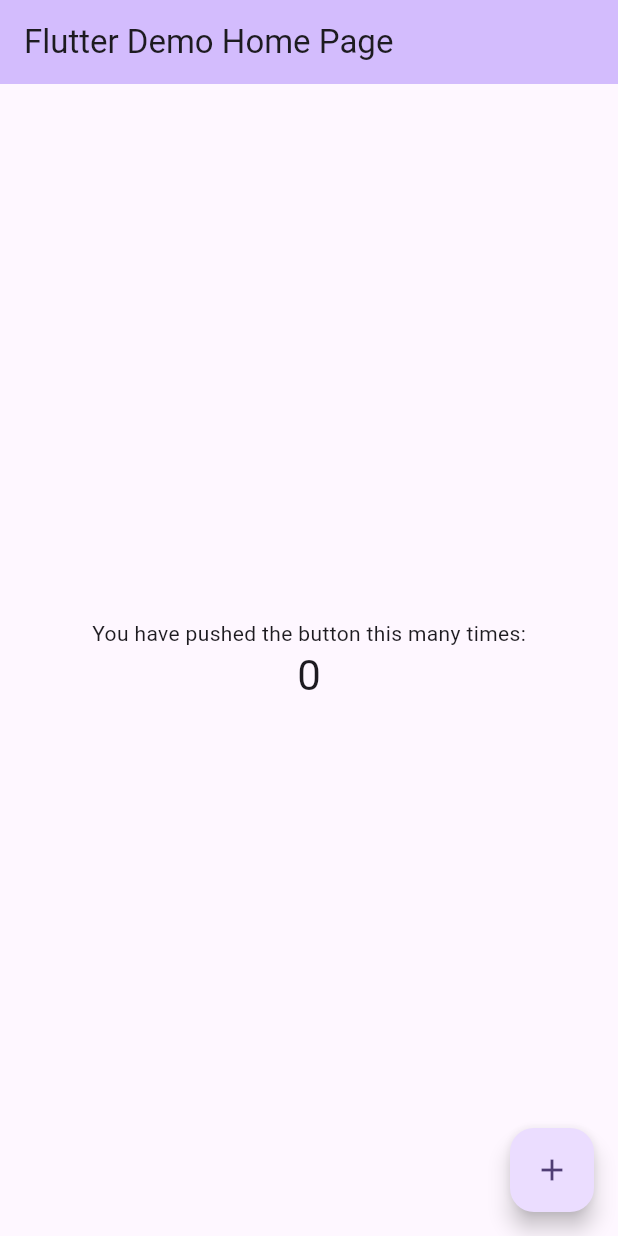
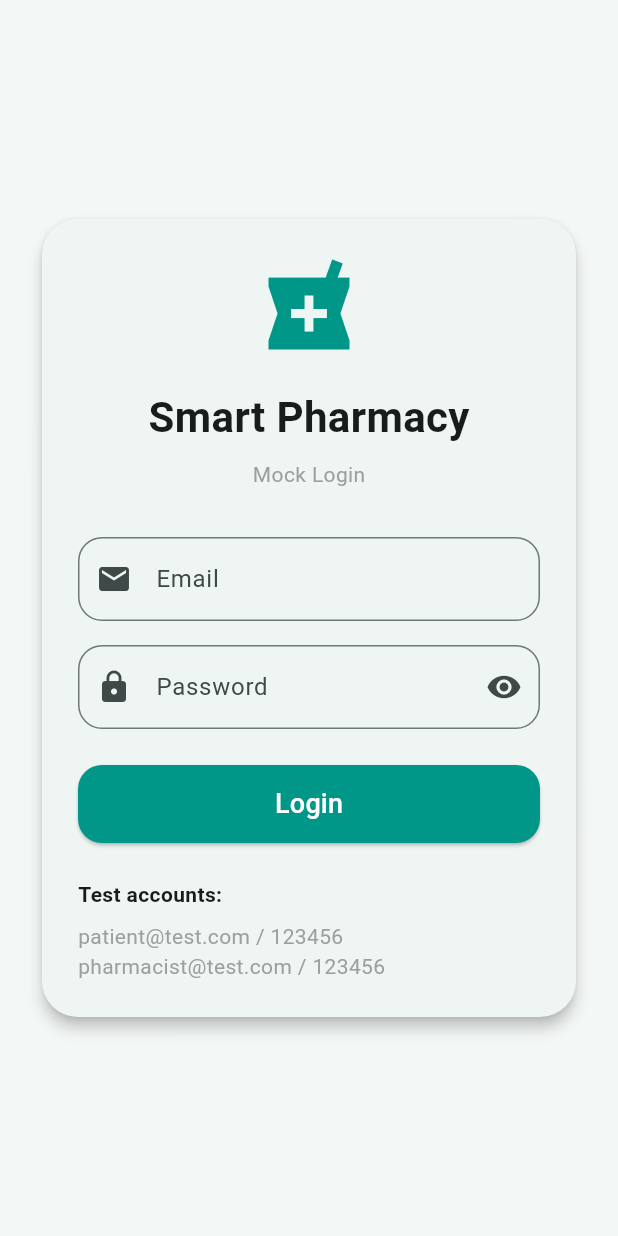
Before and after one commit to AboudEy96/bumduz-pharmacy, a Flutter app: the screen it shows after launch, on a phone screen of 412 x 824 dp. Run offline on Flutter 3.47's test engine with Material 3 defaults, Android fonts, the phone set to English and light mode, and no system bars; our stand-ins replace cloud_firestore; accounts and stored records are empty.

Commit message:
Add mock login UI for patient and pharmacist

```diff
--- /dev/null
+++ b/lib/data/mock_users.dart
@@ -0,0 +1,14 @@
+const List<Map<String, String>> mockUsers = [
+  {
+    'name': 'Majd Patient',
+    'email': 'patient@test.com',
+    'password': '123456',
+    'role': 'patient',
+  },
+  {
+    'name': 'Majd Pharmacist',
+    'email': 'pharmacist@test.com',
+    'password': '123456',
+    'role': 'pharmacist',
+  },
+];
--- a/lib/main.dart
+++ b/lib/main.dart
@@ -1,92 +1,23 @@
-import 'package:firebase_core/firebase_core.dart';
 import 'package:flutter/material.dart';
-import 'package:pharmacy/Service/UserService.dart';
-import 'package:pharmacy/firebase_options.dart';
-import 'package:pharmacy/models/User/User.dart';
-import 'package:pharmacy/models/User/UserBuilder.dart';
+import 'package:pharmacy/screens/login_screen.dart';
 
-void main() async{
-
-  WidgetsFlutterBinding.ensureInitialized();
-
-  await Firebase.initializeApp(options:
-  DefaultFirebaseOptions.currentPlatform);
-
-
-  testUsers();
-
-
-runApp(const MyApp());
-
-}
-Future<void> testUsers() async
-{
-  // how to create user
-  User us1 = new UserBuilder().setId(1).setName("Abdulkadir").setRole("pharmacist").build();
-  User us2 = new UserBuilder().setId(2).setName("Mohammed").setRole("patient").build();
-  User us3 = new UserBuilder().setId(3).setName("Moaz").setRole("rpharmacist").build();
-
-  await UserService().addUser(us1);
+void main() {
+  runApp(const PharmacyApp());
 }
 
-class MyApp extends StatelessWidget {
-  const MyApp({super.key});
+class PharmacyApp extends StatelessWidget {
+  const PharmacyApp({super.key});
 
   @override
   Widget build(BuildContext context) {
     return MaterialApp(
-      title: 'Flutter Demo',
+      title: 'Smart Pharmacy',
+      debugShowCheckedModeBanner: false,
       theme: ThemeData(
-        colorScheme: .fromSeed(seedColor: Colors.deepPurple),
+        colorScheme: ColorScheme.fromSeed(seedColor: Colors.teal),
+        useMaterial3: true,
       ),
-      home: const MyHomePage(title: 'Flutter Demo Home Page'),
+      home: const LoginScreen(),
     );
   }
 }
-
-class MyHomePage extends StatefulWidget {
-  const MyHomePage({super.key, required this.title});
-
-  final String title;
-
-  @override
-  State<MyHomePage> createState() => _MyHomePageState();
-}
-
-class _MyHomePageState extends State<MyHomePage> {
-  int _counter = 0;
-
-  void _incrementCounter() {
-    setState(() {
-      _counter++;
-    });
-  }
-
-  @override
-  Widget build(BuildContext context) {
-
-    return Scaffold(
-      appBar: AppBar(
-        backgroundColor: Theme.of(context).colorScheme.inversePrimary,
-        title: Text(widget.title),
-      ),
-      body: Center(
-        child: Column(
-          mainAxisAlignment: .center,
-          children: [
-            const Text('You have pushed the button this many times:'),
-            Text(
-              '$_counter',
-              style: Theme.of(context).textTheme.headlineMedium,
-            ),
-          ],
-        ),
-      ),
-      floatingActionButton: FloatingActionButton(
-        onPressed: _incrementCounter,
-        tooltip: 'Increment',
-        child: const Icon(Icons.add),
-      ),
-    );
-  }
-}
--- /dev/null
+++ b/lib/screens/login_screen.dart
@@ -0,0 +1,194 @@
+import 'package:flutter/material.dart';
+import 'package:pharmacy/data/mock_users.dart';
+import 'package:pharmacy/screens/patient_home_screen.dart';
+import 'package:pharmacy/screens/pharmacist_home_screen.dart';
+
+class LoginScreen extends StatefulWidget {
+  const LoginScreen({super.key});
+
+  @override
+  State<LoginScreen> createState() => _LoginScreenState();
+}
+
+class _LoginScreenState extends State<LoginScreen> {
+  final TextEditingController emailController = TextEditingController();
+  final TextEditingController passwordController = TextEditingController();
+
+  bool isPasswordVisible = false;
+
+  void login() {
+    final String email = emailController.text.trim();
+    final String password = passwordController.text.trim();
+
+    if (email.isEmpty || password.isEmpty) {
+      showMessage('Please enter email and password');
+      return;
+    }
+
+    final user = mockUsers.where((user) {
+      return user['email'] == email && user['password'] == password;
+    }).toList();
+
+    if (user.isEmpty) {
+      showMessage('Invalid email or password');
+      return;
+    }
+
+    final loggedUser = user.first;
+    final String name = loggedUser['name'] ?? '';
+    final String role = loggedUser['role'] ?? '';
+
+    if (role == 'pharmacist') {
+      Navigator.pushReplacement(
+        context,
+        MaterialPageRoute(
+          builder: (_) => PharmacistHomeScreen(userName: name),
+        ),
+      );
+    } else {
+      Navigator.pushReplacement(
+        context,
+        MaterialPageRoute(
+          builder: (_) => PatientHomeScreen(userName: name),
+        ),
+      );
+    }
+  }
+
+  void showMessage(String message) {
+    ScaffoldMessenger.of(context).showSnackBar(
+      SnackBar(content: Text(message)),
+    );
+  }
+
+  @override
+  void dispose() {
+    emailController.dispose();
+    passwordController.dispose();
+    super.dispose();
+  }
+
+  @override
+  Widget build(BuildContext context) {
+    return Scaffold(
+      backgroundColor: const Color(0xFFF3F7F6),
+      body: SafeArea(
+        child: Center(
+          child: SingleChildScrollView(
+            padding: const EdgeInsets.all(24),
+            child: Card(
+              elevation: 4,
+              shape: RoundedRectangleBorder(
+                borderRadius: BorderRadius.circular(24),
+              ),
+              child: Padding(
+                padding: const EdgeInsets.all(24),
+                child: Column(
+                  mainAxisSize: MainAxisSize.min,
+                  children: [
+                    const Icon(
+                      Icons.local_pharmacy,
+                      size: 72,
+                      color: Colors.teal,
+                    ),
+                    const SizedBox(height: 16),
+                    const Text(
+                      'Smart Pharmacy',
+                      style: TextStyle(
+                        fontSize: 28,
+                        fontWeight: FontWeight.bold,
+                      ),
+                    ),
+                    const SizedBox(height: 8),
+                    const Text(
+                      'Mock Login',
+                      style: TextStyle(color: Colors.grey),
+                    ),
+                    const SizedBox(height: 32),
+
+                    TextField(
+                      controller: emailController,
+                      keyboardType: TextInputType.emailAddress,
+                      decoration: InputDecoration(
+                        labelText: 'Email',
+                        prefixIcon: const Icon(Icons.email),
+                        border: OutlineInputBorder(
+                          borderRadius: BorderRadius.circular(16),
+                        ),
+                      ),
+                    ),
+
+                    const SizedBox(height: 16),
+
+                    TextField(
+                      controller: passwordController,
+                      obscureText: !isPasswordVisible,
+                      decoration: InputDecoration(
+                        labelText: 'Password',
+                        prefixIcon: const Icon(Icons.lock),
+                        suffixIcon: IconButton(
+                          icon: Icon(
+                            isPasswordVisible
+                                ? Icons.visibility_off
+                                : Icons.visibility,
+                          ),
+                          onPressed: () {
+                            setState(() {
+                              isPasswordVisible = !isPasswordVisible;
+                            });
+                          },
+                        ),
+                        border: OutlineInputBorder(
+                          borderRadius: BorderRadius.circular(16),
+                        ),
+                      ),
+                    ),
+
+                    const SizedBox(height: 24),
+
+                    SizedBox(
+                      width: double.infinity,
+                      height: 52,
+                      child: ElevatedButton(
+                        onPressed: login,
+                        style: ElevatedButton.styleFrom(
+                          backgroundColor: Colors.teal,
+                          foregroundColor: Colors.white,
+                          shape: RoundedRectangleBorder(
+                            borderRadius: BorderRadius.circular(16),
+                          ),
+                        ),
+                        child: const Text(
+                          'Login',
+                          style: TextStyle(fontSize: 18),
+                        ),
+                      ),
+                    ),
+
+                    const SizedBox(height: 24),
+
+                    const Align(
+                      alignment: Alignment.centerLeft,
+                      child: Text(
+                        'Test accounts:',
+                        style: TextStyle(fontWeight: FontWeight.bold),
+                      ),
+                    ),
+                    const SizedBox(height: 8),
+                    const Align(
+                      alignment: Alignment.centerLeft,
+                      child: Text(
+                        'patient@test.com / 123456\npharmacist@test.com / 123456',
+                        style: TextStyle(color: Colors.grey),
+                      ),
+                    ),
+                  ],
+                ),
+              ),
+            ),
+          ),
+        ),
+      ),
+    );
+  }
+}
```
Also changed, not shown: lib/screens/patient_home_screen.dart (added, +61 -0 lines), lib/screens/pharmacist_home_screen.dart (added, +61 -0 lines), 2 other files.
